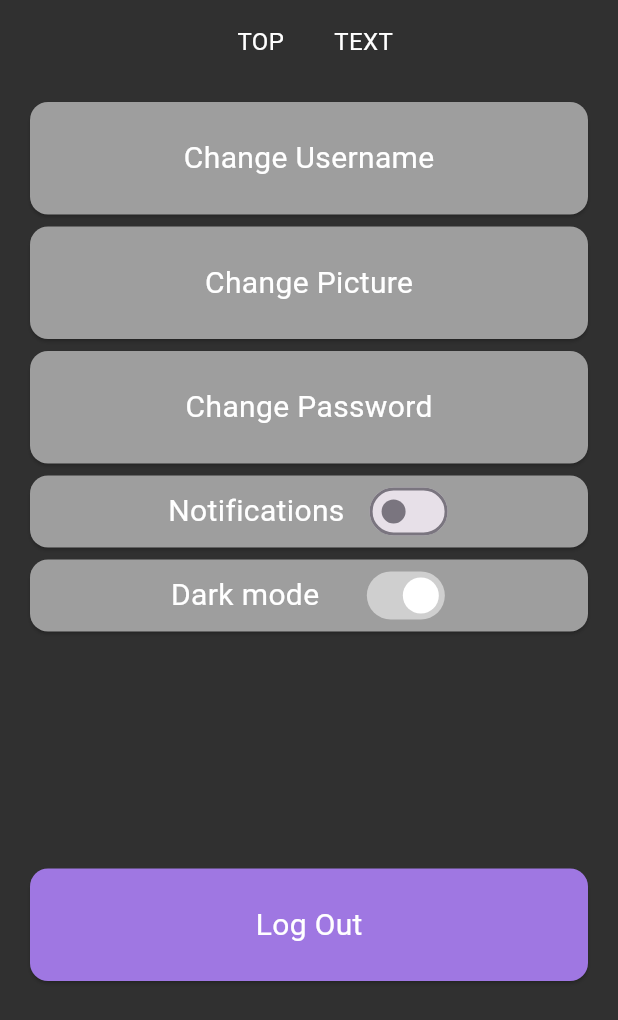
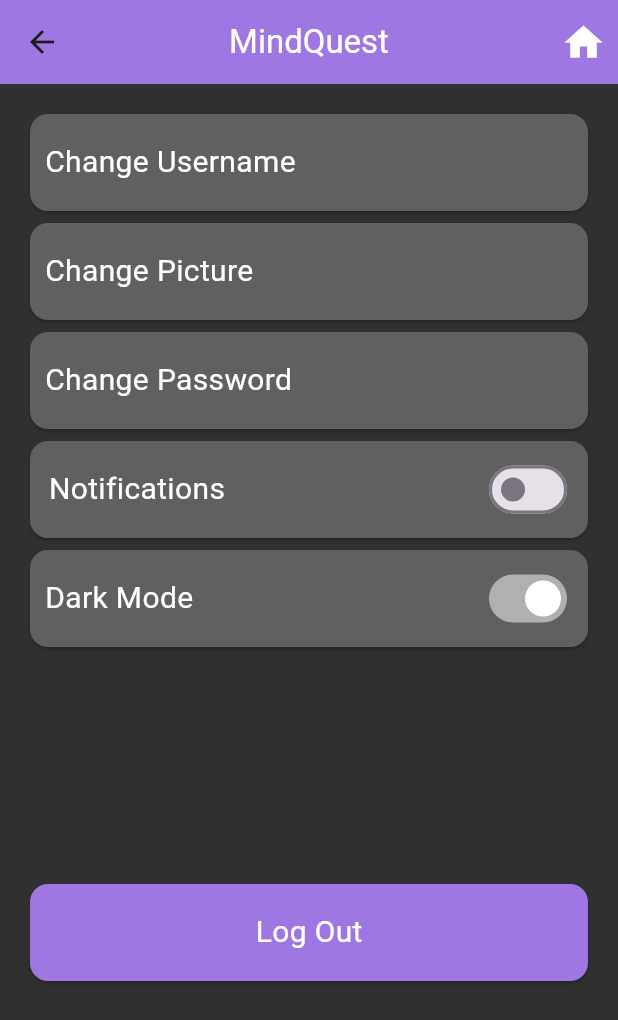
Before and after one commit to samiul123/mindquest, a Flutter app: the SettingsScreen screen opened directly, on a phone screen of 412 x 824 dp. Shown: the top 1020 px of the screen. Run offline on Flutter 3.47's test engine with Material 3 defaults, Android fonts, the phone set to English and light mode, and no system bars; our stand-ins replace charts_flutter, flutter_dotenv, flutter_secure_storage; accounts and stored records are empty; network calls fail.

Commit message:
Fix alignments in the settings screen and transition

```diff
--- a/frontend/lib/common_layout.dart
+++ b/frontend/lib/common_layout.dart
@@ -3,6 +3,7 @@ import 'package:frontend/breathing.dart';
 import 'package:frontend/discussion_home_screen.dart';
 import 'package:frontend/discussion_post_details.dart';
 import 'package:frontend/discussion_post_screen.dart';
+import 'package:frontend/settings.dart';
 import 'package:frontend/trivia_screen_v2.dart';
 import 'package:frontend/utils.dart';
 
@@ -66,6 +67,11 @@ class _CommonLayoutState extends State<CommonLayout> {
             GestureDetector(
               onTap: () {
                 print("Profile image clicked");
+                Navigator.pushReplacement(
+                    context,
+                    MaterialPageRoute(
+                        builder: (context) =>
+                        const SettingsScreen()));
               },
               child: const Padding(
                 padding: EdgeInsets.all(8.0),
--- a/frontend/lib/settings.dart
+++ b/frontend/lib/settings.dart
@@ -3,10 +3,10 @@ import 'dart:convert';
 
 import 'package:flutter/material.dart';
 import 'package:flutter_dotenv/flutter_dotenv.dart';
+import 'package:frontend/common_layout.dart';
+import 'package:frontend/globals.dart' as globals;
 import 'package:frontend/utils.dart';
 import 'package:http/http.dart' as http;
-
-import 'package:frontend/globals.dart' as globals;
 
 import 'login_screen.dart';
 
@@ -18,7 +18,6 @@ class SettingsScreen extends StatefulWidget {
 }
 
 class _SettingsScreenState extends State<SettingsScreen> {
-
   bool loggingOut = false, cancelLogout = false;
 
   @override
@@ -54,7 +53,6 @@ class _SettingsScreenState extends State<SettingsScreen> {
     );
   }
 
-
   Future<dynamic> handleLogout(BuildContext context) async {
     String apiUrl = '${dotenv.env["BASE_URL"]}/trivia/submit';
     Map<String, String> headers = {'Content-Type': 'application/json'};
@@ -66,46 +64,56 @@ class _SettingsScreenState extends State<SettingsScreen> {
     if (response.statusCode == 200) {
       setState(() {
         // Navigate back to the log in page
-        Navigator.push(context, MaterialPageRoute(builder: (context) => const LoginScreen()));
+        Navigator.push(context,
+            MaterialPageRoute(builder: (context) => const LoginScreen()));
       });
     } else {
       throw Exception('Failed to submit');
     }
   }
 
-  void logoutConfirm(BuildContext context){
+  void logoutConfirm(BuildContext context) {
     loggingOut = true;
     cancelLogout = false;
     Navigator.pop(context, 'OK');
     Navigator.push(
-        context,
-        MaterialPageRoute(builder: (context) => const LoginScreen()));
+        context, MaterialPageRoute(builder: (context) => const LoginScreen()));
   }
-  void logoutCancel(BuildContext context){
+
+  void logoutCancel(BuildContext context) {
     loggingOut = false;
     cancelLogout = true;
     Navigator.pop(context, 'Cancel');
   }
+
   // Function to return an AlertDialog to get a confirmation to log out
-  AlertDialog confirmLogout(BuildContext context){
+  AlertDialog confirmLogout(BuildContext context) {
     return AlertDialog(
       title: const Text('Confirmation:', style: TextStyle(color: Colors.white)),
-      content: const Text('You are about to log out, are you sure? (someone write better text)', style: TextStyle(color: Colors.white)),
+      content: const Text(
+          'You are about to log out, are you sure? (someone write better text)',
+          style: TextStyle(color: Colors.white)),
       backgroundColor: CustomColor.purple,
-      shape: const RoundedRectangleBorder(borderRadius: BorderRadius.all(Radius.circular(32.0))),
+      shape: const RoundedRectangleBorder(
+          borderRadius: BorderRadius.all(Radius.circular(32.0))),
       actions: <Widget>[
         TextButton(
           onPressed: () => logoutCancel(context),
-          child: const Text('Cancel', style: TextStyle(color: Colors.white, fontSize: 20),),
+          child: const Text(
+            'Cancel',
+            style: TextStyle(color: Colors.white, fontSize: 20),
+          ),
         ),
         TextButton(
           onPressed: () => logoutConfirm(context),
-          child: const Text('OK', style: TextStyle(color: Colors.white, fontSize: 20),),
+          child: const Text(
+            'OK',
+            style: TextStyle(color: Colors.white, fontSize: 20),
+          ),
         ),
       ],
     );
   }
-
 
   @override
   Widget build(BuildContext context) {
@@ -115,7 +123,34 @@ class _SettingsScreenState extends State<SettingsScreen> {
     AlertDialog workInProgressAlert = globals.getWIPAlert(context);
 
     return Scaffold(
-        backgroundColor: (globals.darkTheme) ? globals.dark_background : globals.light_background,
+        backgroundColor: (globals.darkTheme)
+            ? globals.dark_background
+            : globals.light_background,
+        appBar: AppBar(
+          backgroundColor: CustomColor.purple,
+          title: const Text('MindQuest', style: TextStyle(color: Colors.white)),
+          // leading: _buildLeadingIcon(),
+          centerTitle: true,
+          actions: [
+            GestureDetector(
+              onTap: () {
+                print("Home image clicked");
+                Navigator.pushReplacement(
+                    context,
+                    MaterialPageRoute(
+                        builder: (context) => const CommonLayout()));
+              },
+              child: const Padding(
+                padding: EdgeInsets.all(8.0),
+                child: Icon(
+                  Icons.home,
+                  size: 30,
+                  color: Colors.white,
+                ),
+              ),
+            ),
+          ],
+        ),
         body: Center(
             child: Padding(
                 padding: const EdgeInsets.all(16.0),
@@ -123,15 +158,6 @@ class _SettingsScreenState extends State<SettingsScreen> {
                     mainAxisAlignment: MainAxisAlignment.start,
                     crossAxisAlignment: CrossAxisAlignment.center,
                     children: [
-                      Positioned(
-                          top: 20,
-                          child: Text(
-                            "  TOP        TEXT",
-                            style: TextStyle(
-                                color: (globals.darkTheme) ? Colors.white : Colors.black,
-                                fontSize: 16),
-                          )),
-                      const SizedBox(height: 25),
                       //Change Username:
                       Flexible(
                           flex: 1,
@@ -139,16 +165,22 @@ class _SettingsScreenState extends State<SettingsScreen> {
                             onTap: () {
                               showDialog<String>(
                                 context: context,
-                                builder: (BuildContext context) => workInProgressAlert,
+                                builder: (BuildContext context) =>
+                                    workInProgressAlert,
                               );
                             },
                             child: const Card(
-                                color: Colors.grey,
-                                child: Center(
+                                color: CustomColor.lightgrey,
+                                child: Align(
+                                    alignment: Alignment.centerLeft,
+                                    child: Padding(
+                                        padding: EdgeInsets.all(10.0),
                                         child: Text(
                                           "Change Username",
-                                      style: TextStyle(color: Colors.white, fontSize: 20),
-                                ))),
+                                          style: TextStyle(
+                                              color: Colors.white,
+                                              fontSize: 20),
+                                        )))),
                           )),
                       //Change Picture:
                       Flexible(
@@ -157,16 +189,22 @@ class _SettingsScreenState extends State<SettingsScreen> {
                             onTap: () {
                               showDialog<String>(
                                 context: context,
-                                builder: (BuildContext context) => workInProgressAlert,
+                                builder: (BuildContext context) =>
+                                    workInProgressAlert,
                               );
                             },
                             child: const Card(
-                                color: Colors.grey,
-                                child: Center(
+                                color: CustomColor.lightgrey,
+                                child: Align(
+                                    alignment: Alignment.centerLeft,
+                                    child: Padding(
+                                        padding: EdgeInsets.all(10.0),
                                         child: Text(
                                           "Change Picture",
-                                  style: TextStyle(color: Colors.white, fontSize: 20),
-                                ))),
+                                          style: TextStyle(
+                                              color: Colors.white,
+                                              fontSize: 20),
+                                        )))),
                           )),
                       //Change Password:
                       Flexible(
@@ -175,30 +213,48 @@ class _SettingsScreenState extends State<SettingsScreen> {
                             onTap: () {
                               showDialog<String>(
                                 context: context,
-                                builder: (BuildContext context) => workInProgressAlert,
+                                builder: (BuildContext context) =>
+                                    workInProgressAlert,
                               );
                             },
                             child: const Card(
-                                color: Colors.grey,
-                                child: Center(
+                                color: CustomColor.lightgrey,
+                                child: Align(
+                                    alignment: Alignment.centerLeft,
+                                    child: Padding(
+                                        padding: EdgeInsets.all(10.0),
                                         child: Text(
                                           "Change Password",
-                                  style: TextStyle(color: Colors.white, fontSize: 20),
-                                ))),
+                                          style: TextStyle(
+                                              color: Colors.white,
+                                              fontSize: 20),
+                                        )))),
                           )),
                       // const SizedBox(height: 10),
                       //Notifications switch card:
                       Flexible(
-                        flex: 0,
+                        flex: 1,
                         child: Card(
-                            color: Colors.grey,
+                            color: CustomColor.lightgrey,
+                            child: Padding(
+                              padding: const EdgeInsets.all(10.0),
                               child: Center(
                                   child: Row(
-                              mainAxisAlignment: MainAxisAlignment.center,
-                              crossAxisAlignment: CrossAxisAlignment.center,
-                              textDirection: TextDirection.rtl,
+                                    mainAxisAlignment: MainAxisAlignment.start,
+                                    crossAxisAlignment: CrossAxisAlignment.start,
                                     children: [
-                                Switch(
+                                      const Align(
+                                          alignment: Alignment.centerLeft,
+                                          child: Text(
+                                            "Notifications ",
+                                            style: TextStyle(
+                                                color: Colors.white, fontSize: 20),
+                                            textAlign: TextAlign.center,
+                                          )
+                                      ),
+                                      Expanded(child: Align(
+                                        alignment: Alignment.centerRight,
+                                        child: Switch(
                                           // This bool value toggles the switch.
                                           value: globals.notifications,
                                           activeColor: Colors.white,
@@ -209,28 +265,37 @@ class _SettingsScreenState extends State<SettingsScreen> {
                                             });
                                           },
                                         ),
-                                const SizedBox(width: 10),
-                                const Text("Notifications ",
-                                    style: TextStyle(color: Colors.white, fontSize: 20),
-                                    textAlign: TextAlign.center,
-
-                                ),
+                                      ))
                                     ],
-                            ))),
+                                  )),
+                            )),
                       ),
                       // const SizedBox(height: 10),
                       //Dark mode switch card:
                       Flexible(
-                        flex: 0,
+                        flex: 1,
                         child: Card(
-                            color: Colors.grey,
+                            color: CustomColor.lightgrey,
+                            child: Padding(
+                              padding: const EdgeInsets.all(10.0),
                               child: Center(
                                   child: Row(
                                     mainAxisAlignment: MainAxisAlignment.center,
                                     crossAxisAlignment: CrossAxisAlignment.center,
-                                  textDirection: TextDirection.rtl,
                                     children: [
-                                    Switch(
+                                      const Align(
+                                          alignment: Alignment.centerLeft,
+                                          child: Text(
+                                            "Dark Mode",
+                                            style: TextStyle(
+                                                color: Colors.white, fontSize: 20),
+                                            textAlign: TextAlign.center,
+                                          )
+                                      ),
+                                      Expanded(
+                                          child: Align(
+                                            alignment: Alignment.centerRight,
+                                            child: Switch(
                                               // This bool value toggles the switch.
                                               value: globals.darkTheme,
                                               activeColor: Colors.white,
@@ -241,14 +306,11 @@ class _SettingsScreenState extends State<SettingsScreen> {
                                                 });
                                               },
                                             ),
-                                    const SizedBox(width: 25),
-                                    const Text("Dark mode ",
-                                      style: TextStyle(color: Colors.white, fontSize: 20),
-                                      textAlign: TextAlign.center,
-
-                                    ),
+                                          )
+                                      )
                                     ],
-                                ))),
+                                  )),
+                            )),
                       ),
                       const SizedBox(height: 150),
                       //Log-out:
@@ -262,7 +324,8 @@ class _SettingsScreenState extends State<SettingsScreen> {
                               // Navigate back to the log in page
                               showDialog<String>(
                                 context: context,
-                                builder: (BuildContext context) => confirmLogout(context),
+                                builder: (BuildContext context) =>
+                                    confirmLogout(context),
                               );
 
                               loggingOut = false;
@@ -273,7 +336,8 @@ class _SettingsScreenState extends State<SettingsScreen> {
                                 child: Center(
                                     child: Text(
                                   "Log Out",
-                                      style: TextStyle(color: Colors.white, fontSize: 20),
+                                  style: TextStyle(
+                                      color: Colors.white, fontSize: 20),
                                 ))),
                           )),
                       const SizedBox(height: 150),
@@ -308,7 +372,6 @@ class _SettingsScreenState extends State<SettingsScreen> {
                       //   // )
                       // ),
                       // const SizedBox(height: 10),
-                    ]
-                ))));
+                    ]))));
   }
 }
```
Lines whose indentation alone changed are shown as unchanged.
